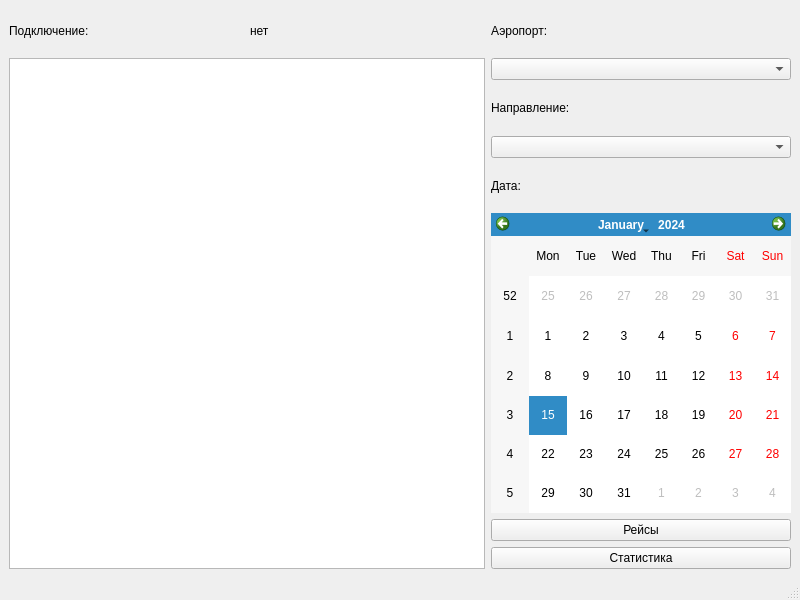
Old version of the form airport_inspector/mainwindow.ui in the repository tkvitko/study_cpp_qt.
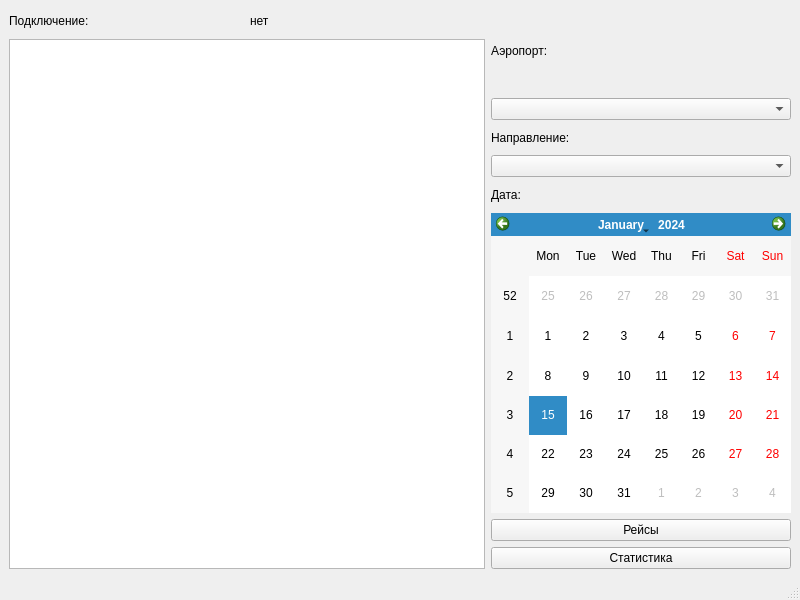
New version of the form.

Commit message: airports list from db on ui

```diff
--- a/airport_inspector/mainwindow.ui
+++ b/airport_inspector/mainwindow.ui
@@ -15,48 +15,17 @@
   </property>
   <widget class="QWidget" name="centralwidget">
    <layout class="QGridLayout" name="gridLayout">
-    <item row="4" column="3">
-     <widget class="QLabel" name="l_date">
-      <property name="text">
-       <string>Дата:</string>
-      </property>
-      <property name="buddy">
-       <cstring>cw_date</cstring>
-      </property>
-     </widget>
+    <item row="6" column="3">
+     <widget class="QComboBox" name="cb_directions"/>
     </item>
-    <item row="0" column="3">
-     <widget class="QLabel" name="l_airport">
+    <item row="9" column="3">
+     <widget class="QPushButton" name="pb_flights">
       <property name="text">
-       <string>Аэропорт:</string>
+       <string>Рейсы</string>
       </property>
-      <property name="buddy">
-       <cstring>cb_airports</cstring>
-      </property>
      </widget>
     </item>
-    <item row="0" column="0">
-     <layout class="QHBoxLayout" name="horizontalLayout">
-      <item>
-       <widget class="QLabel" name="l_connection">
-        <property name="text">
-         <string>Подключение:</string>
-        </property>
-       </widget>
-      </item>
-      <item>
-       <widget class="QLabel" name="l_connStatus">
-        <property name="text">
-         <string>нет</string>
-        </property>
-       </widget>
-      </item>
-     </layout>
-    </item>
-    <item row="1" column="3">
-     <widget class="QComboBox" name="cb_airports"/>
-    </item>
-    <item row="2" column="3">
+    <item row="5" column="3">
      <widget class="QLabel" name="l_direction">
       <property name="text">
        <string>Направление:</string>
@@ -66,10 +35,10 @@
       </property>
      </widget>
     </item>
-    <item row="1" column="0" rowspan="7">
+    <item row="2" column="0" rowspan="9">
      <widget class="QTableView" name="tv_flights"/>
     </item>
-    <item row="5" column="3">
+    <item row="8" column="3">
      <widget class="QCalendarWidget" name="cw_date">
       <property name="maximumSize">
        <size>
@@ -79,22 +48,53 @@
       </property>
      </widget>
     </item>
-    <item row="6" column="3">
-     <widget class="QPushButton" name="pb_flights">
-      <property name="text">
-       <string>Рейсы</string>
-      </property>
-     </widget>
+    <item row="4" column="3">
+     <widget class="QComboBox" name="cb_airports"/>
+    </item>
+    <item row="1" column="0">
+     <layout class="QHBoxLayout" name="horizontalLayout">
+      <item>
+       <widget class="QLabel" name="l_connection">
+        <property name="text">
+         <string>Подключение:</string>
+        </property>
+       </widget>
+      </item>
+      <item>
+       <widget class="QLabel" name="l_connStatus">
+        <property name="text">
+         <string>нет</string>
+        </property>
+       </widget>
+      </item>
+     </layout>
     </item>
     <item row="7" column="3">
+     <widget class="QLabel" name="l_date">
+      <property name="text">
+       <string>Дата:</string>
+      </property>
+      <property name="buddy">
+       <cstring>cw_date</cstring>
+      </property>
+     </widget>
+    </item>
+    <item row="10" column="3">
      <widget class="QPushButton" name="pb_statistics">
       <property name="text">
        <string>Статистика</string>
       </property>
      </widget>
     </item>
-    <item row="3" column="3">
-     <widget class="QComboBox" name="cb_directions"/>
+    <item row="2" column="3">
+     <widget class="QLabel" name="l_airport">
+      <property name="text">
+       <string>Аэропорт:</string>
+      </property>
+      <property name="buddy">
+       <cstring>cb_airports</cstring>
+      </property>
+     </widget>
     </item>
    </layout>
   </widget>
```
The commit also changes 4 other files.
